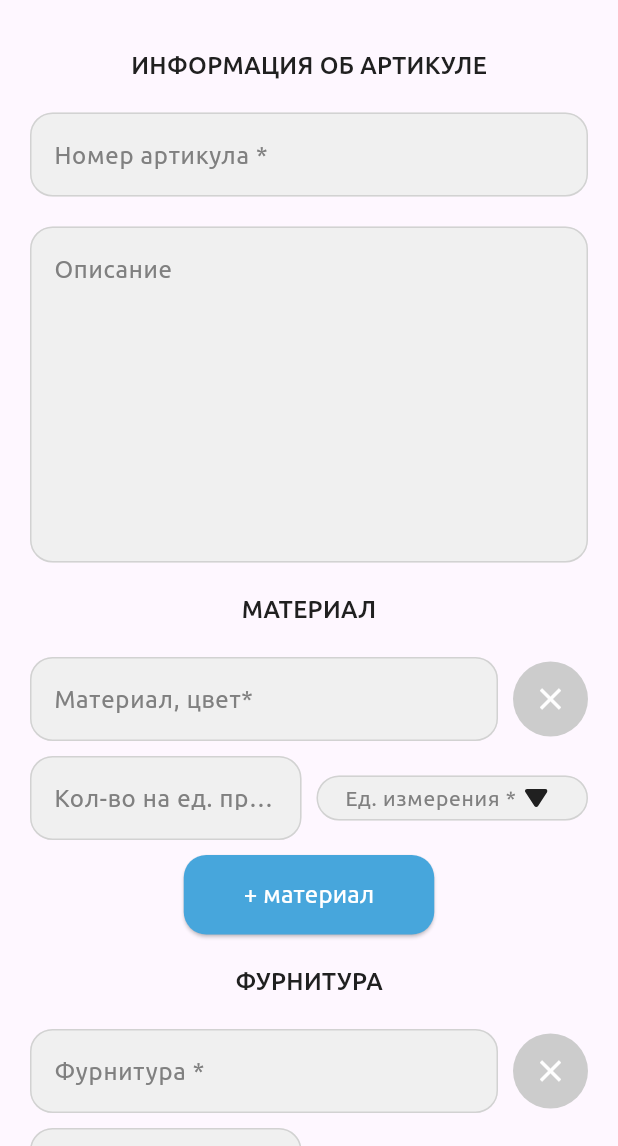
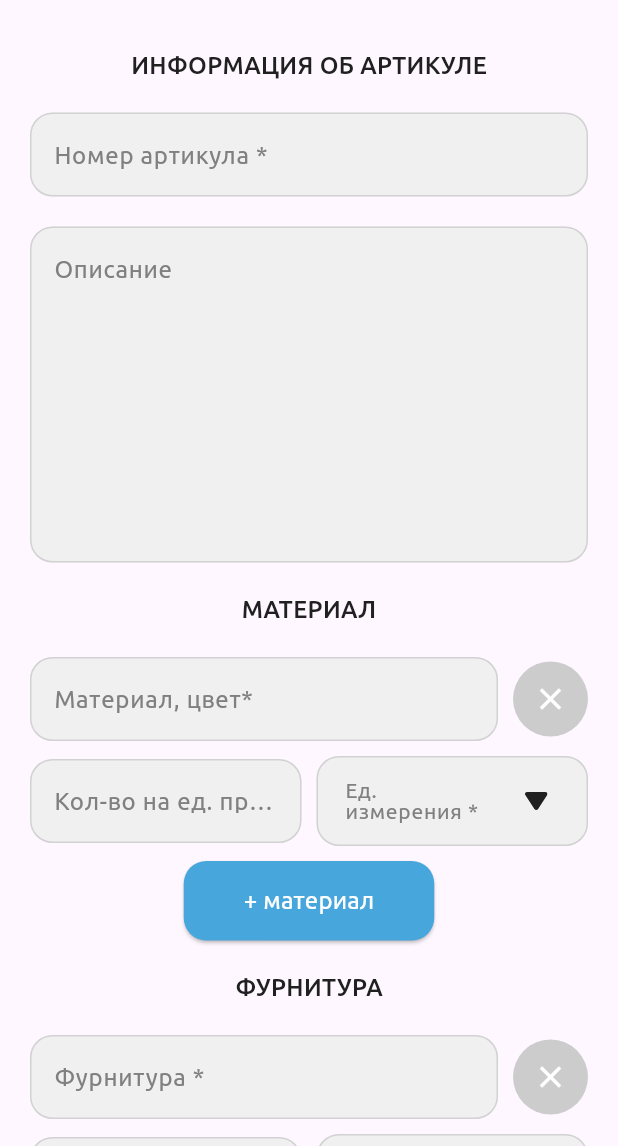
Before and after one commit to ruslan-alybaev/booster, a Flutter app: the screen it shows after launch, on a phone screen of 412 x 824 dp, the part 90-1236 px from its top. Run offline on Flutter 3.47's test engine with Material 3 defaults, Android fonts, the phone set to English and light mode, and no system bars; our stand-ins replace dio, flutter_bloc, flutter_svg, graphql_flutter; network calls fail.

Commit message:
new dropdownbutton

```diff
--- a/lib/presentation/widgets/custom_dropdown_button.dart
+++ b/lib/presentation/widgets/custom_dropdown_button.dart
@@ -17,6 +17,7 @@ class CustomDropdownButton extends StatefulWidget {
 }
 
 class _CustomDropdownButtonState extends State<CustomDropdownButton> {
+    bool _hasFocus = false;
   String? selectedValue;
 
   @override
@@ -25,12 +26,15 @@ class _CustomDropdownButtonState extends State<CustomDropdownButton> {
       builder: (context, state) {
         return Column(
           crossAxisAlignment: CrossAxisAlignment.stretch,
+          mainAxisAlignment: MainAxisAlignment.spaceAround,
           children: [
             DropdownButtonFormField<String>(
+              isExpanded: true,
+              focusNode: FocusNode(),
+              itemHeight: 60,
               controller: widget.measurementsController,
               decoration: InputDecoration(
-                isDense: true,
-                contentPadding: EdgeInsets.zero,
+                contentPadding: EdgeInsets.symmetric(vertical: 15),
                 enabledBorder: OutlineInputBorder(
                   borderRadius: BorderRadius.circular(15),
                   borderSide: const BorderSide(color: AppColors.borderColor),
@@ -43,9 +47,8 @@ class _CustomDropdownButtonState extends State<CustomDropdownButton> {
                   borderRadius: BorderRadius.circular(15),
                   borderSide: const BorderSide(color: AppColors.borderColor),
                 ),
-                errorText: null, // Update error text as needed
                 label: const Padding(
-                  padding: EdgeInsets.only(left: 15),
+                  padding: EdgeInsets.symmetric(horizontal: 15),
                   child: Text(
                     "Ед. измерения *",
                     style: TextStyle(
@@ -56,7 +59,7 @@ class _CustomDropdownButtonState extends State<CustomDropdownButton> {
                     ),
                   ),
                 ),
-                fillColor: AppColors.tfBGColor,
+                fillColor: _hasFocus ? AppColors.white : AppColors.tfBGColor,
                 filled: true,
               ),
               items: state.map<DropdownMenuItem<String>>((measurement) {
@@ -76,6 +79,11 @@ class _CustomDropdownButtonState extends State<CustomDropdownButton> {
                 widget.measurementsController!.text = selectedValue!;
                 setState(() {
                   this.selectedValue = selectedValue; // Обновляем выбранное значение
+                });
+              },
+              onTap: () {
+                setState(() {
+                  _hasFocus = true;
                 });
               },
               selectedItemBuilder: (BuildContext context) {
--- a/pubspec.yaml
+++ b/pubspec.yaml
@@ -37,7 +37,6 @@ dependencies:
   cupertino_icons: ^1.0.2
   dio: ^5.4.1
   flutter_svg: ^2.0.10+1
-  dropdown_button3: ^3.0.0
   graphql_flutter: ^5.2.0-beta.6
   flutter_bloc: ^8.1.4
 
```
Also changed, not shown: pubspec.lock.
